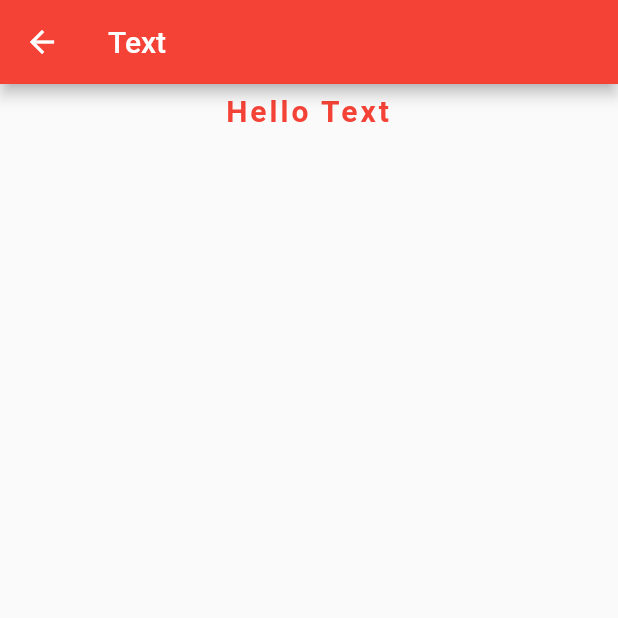
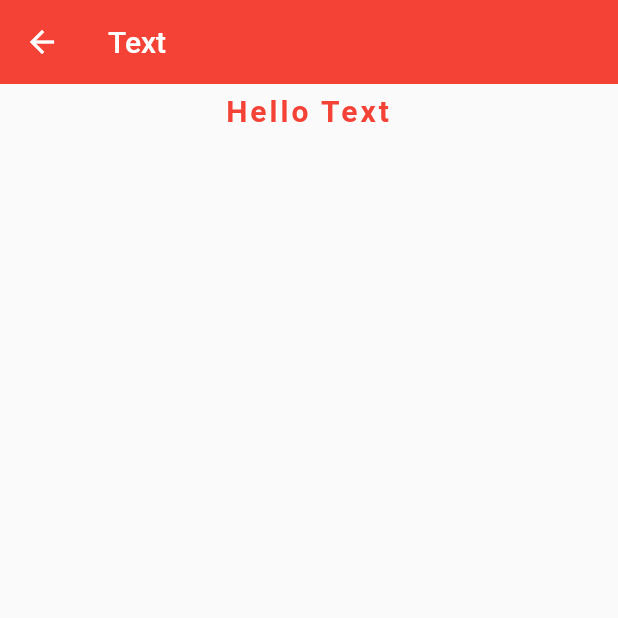
Before and after one commit to PravinPTb18/thinkbridge_training, a Flutter app: the screen it shows after launch, after a tap on "Text", on a phone screen of 412 x 824 dp, the top half of it. Run offline on Flutter 3.47's test engine with Material 2 defaults, Android fonts, the phone set to English and light mode, and no system bars.

Commit message:
commented some code in a file

```diff
--- a/lib/Screens/detail_example.dart
+++ b/lib/Screens/detail_example.dart
@@ -18,7 +18,7 @@ class _DetailExampleState extends State<DetailExample> {
     return Scaffold(
       appBar: AppBar(
         title: Text(widget.type!),
-        // elevation: 0.0,
+        elevation: 0.0,
       ),
       body: SizedBox(
           height: MediaQuery.of(context).size.height,
```
